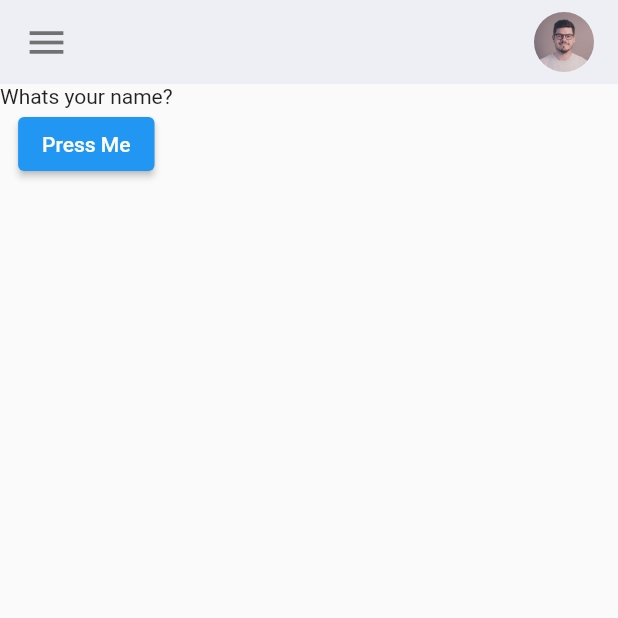
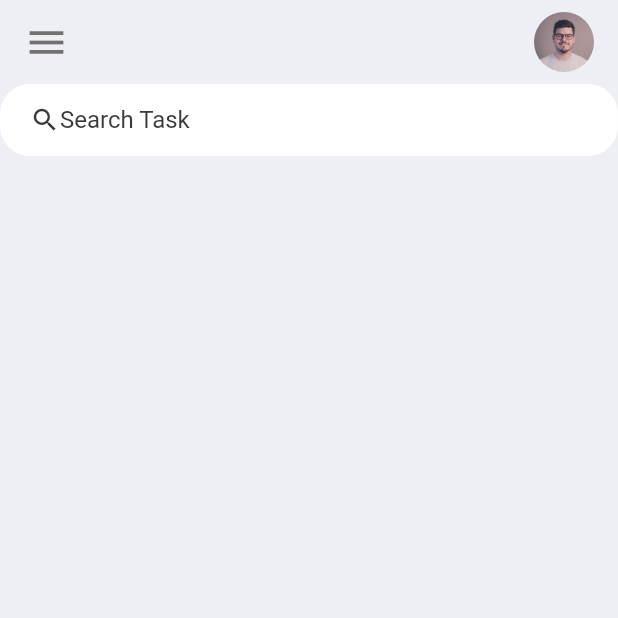
Before and after one commit to mominnawaf/todo_flutter, a Flutter app: the screen it shows after launch, on a phone screen of 412 x 824 dp, the top half of it. Run offline on Flutter 3.47's test engine with Material 2 defaults, Android fonts, the phone set to English and light mode, and no system bars.

Commit message:
search ui added

```diff
--- a/lib/main.dart
+++ b/lib/main.dart
@@ -1,5 +1,7 @@
 import 'package:flutter/material.dart';
+import 'package:flutter/services.dart';
 import 'package:todo/appbar.dart';
+import 'package:todo/constants/constants.dart';
 
 void main() {
   runApp(const MyApp());
@@ -13,23 +15,35 @@ class MyApp extends StatefulWidget {
 }
 
 class _MyAppState extends State<MyApp> {
-
-  var indexToDisplay = 0;
-  var questions  = ["Whats your name?", "How are you"];
-
-  void  pressed(){
-    setState(() {
-      indexToDisplay++;
-    });
-  }
   @override
   Widget build(BuildContext context) {
+    SystemChrome.setSystemUIOverlayStyle(
+        const SystemUiOverlayStyle(statusBarColor: Colors.transparent));
     return MaterialApp(
+      debugShowCheckedModeBanner: false,
       home: Scaffold(
+        backgroundColor: tdBGColor,
         appBar: const MyAppBar(),
         body: Column(children: [
-          Text(questions[indexToDisplay]),
-          ElevatedButton(onPressed: pressed, child: const Text("Press Me"))
+          Container(
+            padding: const EdgeInsets.symmetric(horizontal: 20),
+            decoration: BoxDecoration(
+                color: Colors.white, borderRadius: BorderRadius.circular(20)),
+            child: const TextField(
+              decoration: InputDecoration(
+                  contentPadding: EdgeInsets.all(10),
+                  prefixIcon: Icon(
+                    Icons.search,
+                    color: tdBlack,
+                    size: 20,
+                  ),
+                  prefixIconConstraints:
+                      BoxConstraints(maxHeight: 20, maxWidth: 20),
+                  hintText: "Search Task",
+                  hintStyle: TextStyle(color: tdBlack),
+                  border: InputBorder.none),
+            ),
+          )
         ]),
       ),
     );
```
